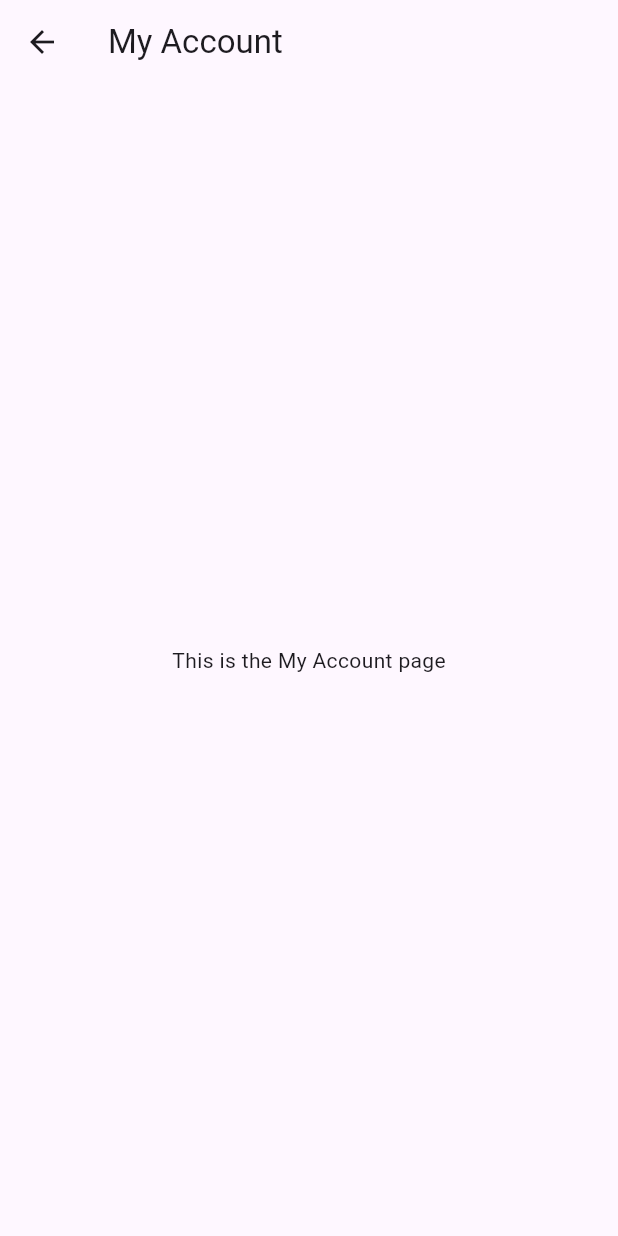
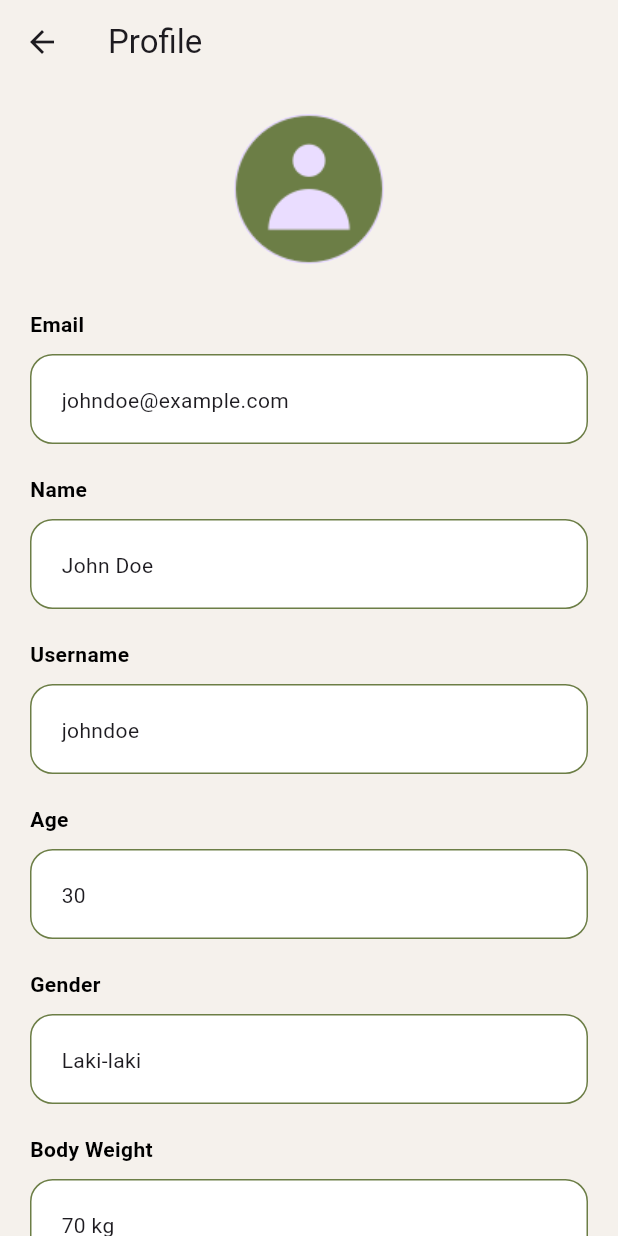
Before and after one commit to sintiadc/ABPAps, a Flutter app: the MyAccountPage screen opened directly, on a phone screen of 412 x 824 dp. Run offline on Flutter 3.47's test engine with Material 3 defaults, Android fonts, the light colour scheme and no system bars; our stand-ins replace flutter_svg, google_nav_bar.

Commit message:
recipe profil done

```diff
--- /dev/null
+++ b/lib/components/profile_menu.dart
@@ -0,0 +1,50 @@
+import 'package:flutter/material.dart';
+
+import '../../constants.dart';
+
+class ProfileMenu extends StatelessWidget {
+  const ProfileMenu({
+    Key? key,
+    required this.text,
+    this.press,
+    required this.content, // Added content parameter
+  }) : super(key: key);
+
+  final String text;
+  final VoidCallback? press;
+  final Widget content; // Widget to hold the content inside the box
+
+  @override
+  Widget build(BuildContext context) {
+    return Padding(
+      padding: const EdgeInsets.symmetric(horizontal: 20, vertical: 10),
+      child: Column(
+        crossAxisAlignment: CrossAxisAlignment.start,
+        children: [
+          Text(
+            text,
+            style: const TextStyle(
+              color: Colors.black,
+              fontWeight: FontWeight.bold, // Set the text to be bold
+            ),
+          ),
+          const SizedBox(height: 10), // Space between text and box
+          GestureDetector(
+            onTap: press,
+            child: Container(
+              width: double.infinity, // Make the container expand horizontally
+              height: 60, // Set a fixed height for all boxes
+              padding: const EdgeInsets.all(20),
+              decoration: BoxDecoration(
+                color: Color.fromARGB(255, 255, 255, 255),
+                borderRadius: BorderRadius.circular(15),
+                border: Border.all(color: Color(0xFF6C7E46)),// Added border
+              ),
+              child: content, // Content inside the box
+            ),
+          ),
+        ],
+      ),
+    );
+  }
+}
--- /dev/null
+++ b/lib/components/profile_pic.dart
@@ -0,0 +1,26 @@
+import 'package:flutter/material.dart';
+import 'package:flutter_svg/flutter_svg.dart';
+
+
+class ProfilePic extends StatelessWidget {
+  const ProfilePic({
+    Key? key,
+  }) : super(key: key);
+
+  @override
+  Widget build(BuildContext context) {
+    return SizedBox(
+      height: 100,
+      width: 130,
+      child: Stack(
+        fit: StackFit.expand,
+        clipBehavior: Clip.none,
+        children: [
+          const CircleAvatar(
+            backgroundImage: AssetImage("img/profile.png"),
+          ),
+        ],
+      ),
+    );
+  }
+}
--- a/lib/myaccount.dart
+++ b/lib/myaccount.dart
@@ -1,14 +1,84 @@
 import 'package:flutter/material.dart';
+import 'package:mealmate/edit_myaccount.dart';
+
+import 'components/profile_pic.dart';
+import 'components/profile_menu.dart';
 
 class MyAccountPage extends StatelessWidget {
+  const MyAccountPage({Key? key}) : super(key: key);
+
   @override
   Widget build(BuildContext context) {
     return Scaffold(
+      backgroundColor: const Color(0xFFF5F1EC),
       appBar: AppBar(
-        title: Text('My Account'),
+        backgroundColor: const Color(0xFFF5F1EC),
+        title: const Text("Profile"),
       ),
-      body: Center(
-        child: Text('This is the My Account page'),
+      body: SingleChildScrollView(
+        padding: const EdgeInsets.symmetric(vertical: 20),
+        child: Column(
+          children: [
+            const ProfilePic(),
+            const SizedBox(height: 20),
+            ProfileMenu(
+              text: "Email",
+              press: () => {},
+              content: const Text("johndoe@example.com"), // Example content
+            ),
+            ProfileMenu(
+              text: "Name",
+              press: () {},
+              content: const Text("John Doe"), // Example content
+            ),
+            ProfileMenu(
+              text: "Username",
+              press: () {},
+              content: const Text("johndoe"), // Example content
+            ),
+            ProfileMenu(
+              text: "Age",
+              press: () {},
+              content: const Text("30"), // Example content
+            ),
+            ProfileMenu(
+              text: "Gender",
+              press: () {},
+              content: const Text("Laki-laki"), // Example content
+            ),
+            ProfileMenu(
+              text: "Body Weight",
+              press: () {},
+              content: const Text("70 kg"), // Example content
+            ),
+            ProfileMenu(
+              text: "Body Height",
+              press: () {},
+              content: const Text("180 cm"), // Example content
+            ),
+            const SizedBox(height: 20),
+            Padding(
+              padding: const EdgeInsets.symmetric(horizontal: 20),
+              child: Row(
+                mainAxisAlignment: MainAxisAlignment.end,
+                children: [
+                  FloatingActionButton.extended(
+                    onPressed: () {
+                      Navigator.push(
+                        context,
+                        MaterialPageRoute(builder: (context) => const EditMyaccount()),
+                      );
+                    },
+                    icon: const Icon(Icons.edit),
+                    label: const Text("Edit"),
+                    backgroundColor: const Color(0xFF6C7E46),
+                  ),
+                  const SizedBox(width: 16), // Adjust the width as needed
+                ],
+              ),
+            ),
+          ],
+        ),
       ),
     );
   }
--- a/pubspec.yaml
+++ b/pubspec.yaml
@@ -34,6 +34,7 @@ dependencies:
   # Use with the CupertinoIcons class for iOS style icons.
   cupertino_icons: ^1.0.6
   google_nav_bar: ^5.0.6
+  flutter_svg: ^1.0.3
 
 dev_dependencies:
   flutter_test:
@@ -72,6 +73,8 @@ flutter:
   - img/picCamera.png
   - img/picLogout2.png
   - img/picSuccessRegist.png
+  - img/profile.png
+  - img/picCamera.png
 
   # To add assets to your application, add an assets section, like this:
   # assets:
```
Also changed, not shown: lib/constants.dart (added, +48 -0 lines), lib/edit_myaccount.dart (added, +239 -0 lines), pubspec.lock.
